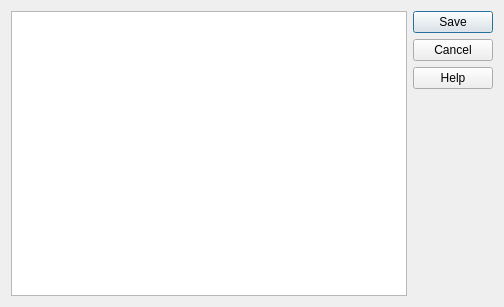
plan-be/iode, file gui/iode_objs/edit/edit_iode_obj.ui: the form before one commit.
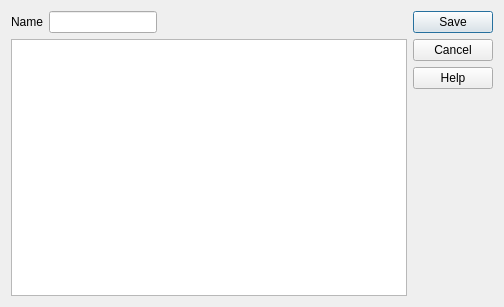
The form after the commit. Custom widgets are drawn as their Qt base class.

Commit message: GUI: (EditObjectDialog + EditTableDialog)      - added Name field

Patch:
```diff
--- a/gui/iode_objs/edit/edit_iode_obj.ui
+++ b/gui/iode_objs/edit/edit_iode_obj.ui
@@ -14,10 +14,46 @@
    <string>Edit IODE object</string>
   </property>
   <layout class="QGridLayout" name="gridLayout">
-   <item row="0" column="0" rowspan="2">
-    <widget class="IodeAutoCompleteTextEdit" name="textEdit_content"/>
+   <item row="0" column="0">
+    <widget class="QLabel" name="label_name">
+     <property name="sizePolicy">
+      <sizepolicy hsizetype="Fixed" vsizetype="Preferred">
+       <horstretch>0</horstretch>
+       <verstretch>0</verstretch>
+      </sizepolicy>
+     </property>
+     <property name="text">
+      <string>Name</string>
+     </property>
+    </widget>
    </item>
    <item row="0" column="1">
+    <widget class="QLineEdit" name="lineEdit_name">
+     <property name="sizePolicy">
+      <sizepolicy hsizetype="Preferred" vsizetype="Fixed">
+       <horstretch>0</horstretch>
+       <verstretch>0</verstretch>
+      </sizepolicy>
+     </property>
+     <property name="readOnly">
+      <bool>false</bool>
+     </property>
+    </widget>
+   </item>
+   <item row="0" column="2">
+    <spacer name="horizontalSpacer">
+     <property name="orientation">
+      <enum>Qt::Horizontal</enum>
+     </property>
+     <property name="sizeHint" stdset="0">
+      <size>
+       <width>224</width>
+       <height>20</height>
+      </size>
+     </property>
+    </spacer>
+   </item>
+   <item row="0" column="3" rowspan="2">
     <layout class="QVBoxLayout" name="verticalLayout">
      <item>
       <widget class="QPushButton" name="pushButton_save">
@@ -51,7 +87,10 @@
      </item>
     </layout>
    </item>
-   <item row="1" column="1">
+   <item row="1" column="0" rowspan="2" colspan="3">
+    <widget class="IodeAutoCompleteTextEdit" name="textEdit_content"/>
+   </item>
+   <item row="2" column="3">
     <spacer name="verticalSpacer">
      <property name="orientation">
       <enum>Qt::Vertical</enum>
```
The commit also changes 5 other files.
